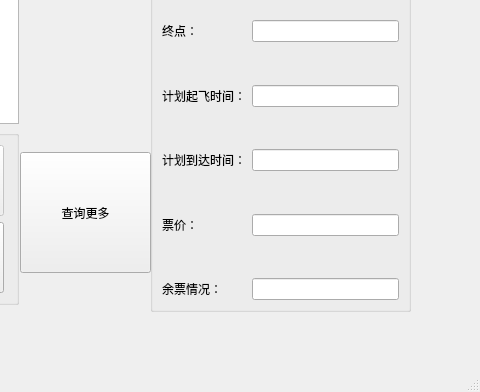
First picture: the form in Qt/userwindow.ui, repository Anduin9527/CivilAviationTicketingSystem, before the edit; both pictures show x 320 to 800 and y 208 to 600 of the 800 by 600 pixel window.
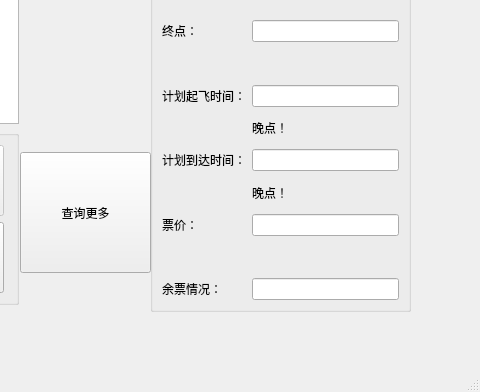
Second picture: the form after the edit.

Commit message: 究极DEBUG完版

```diff
--- a/Qt/userwindow.ui
+++ b/Qt/userwindow.ui
@@ -267,14 +267,14 @@
      <item row="9" column="1">
       <widget class="QLabel" name="labelPDT">
        <property name="text">
-        <string/>
+        <string>晚点！</string>
        </property>
       </widget>
      </item>
      <item row="11" column="1">
       <widget class="QLabel" name="labelPAT">
        <property name="text">
-        <string/>
+        <string>晚点！</string>
        </property>
       </widget>
      </item>
```
The commit also changes 1 other file.
